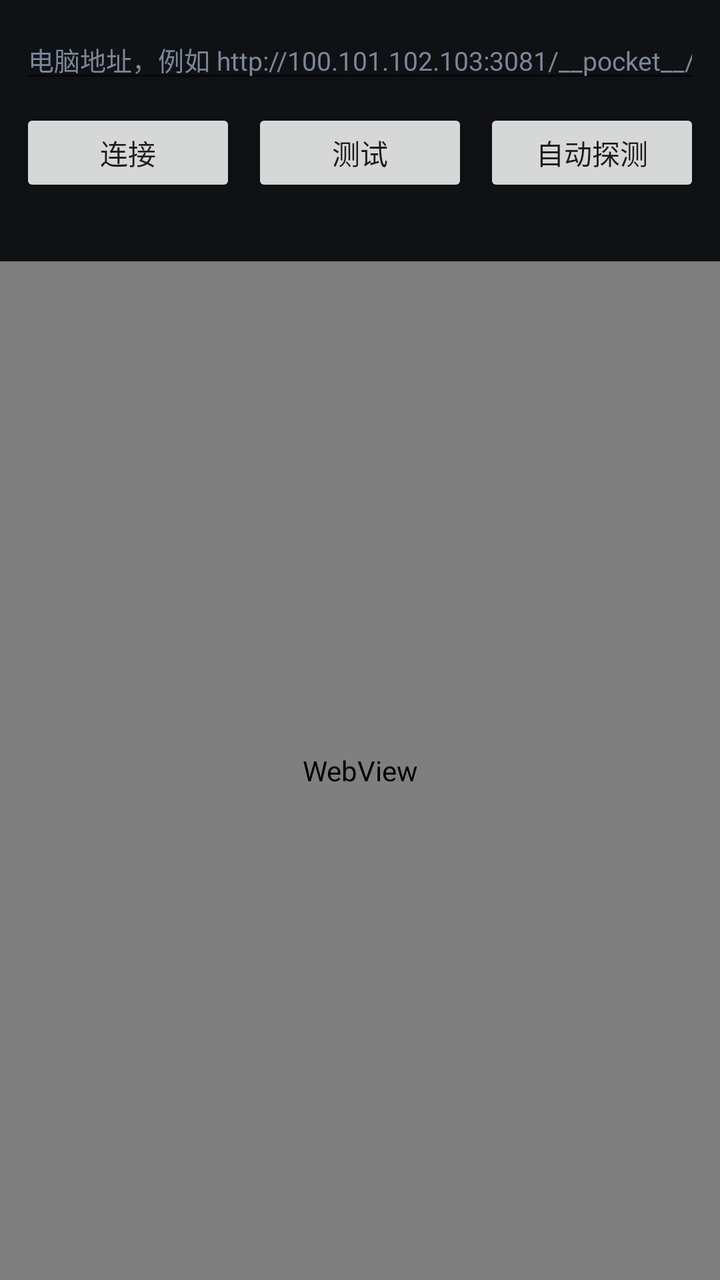
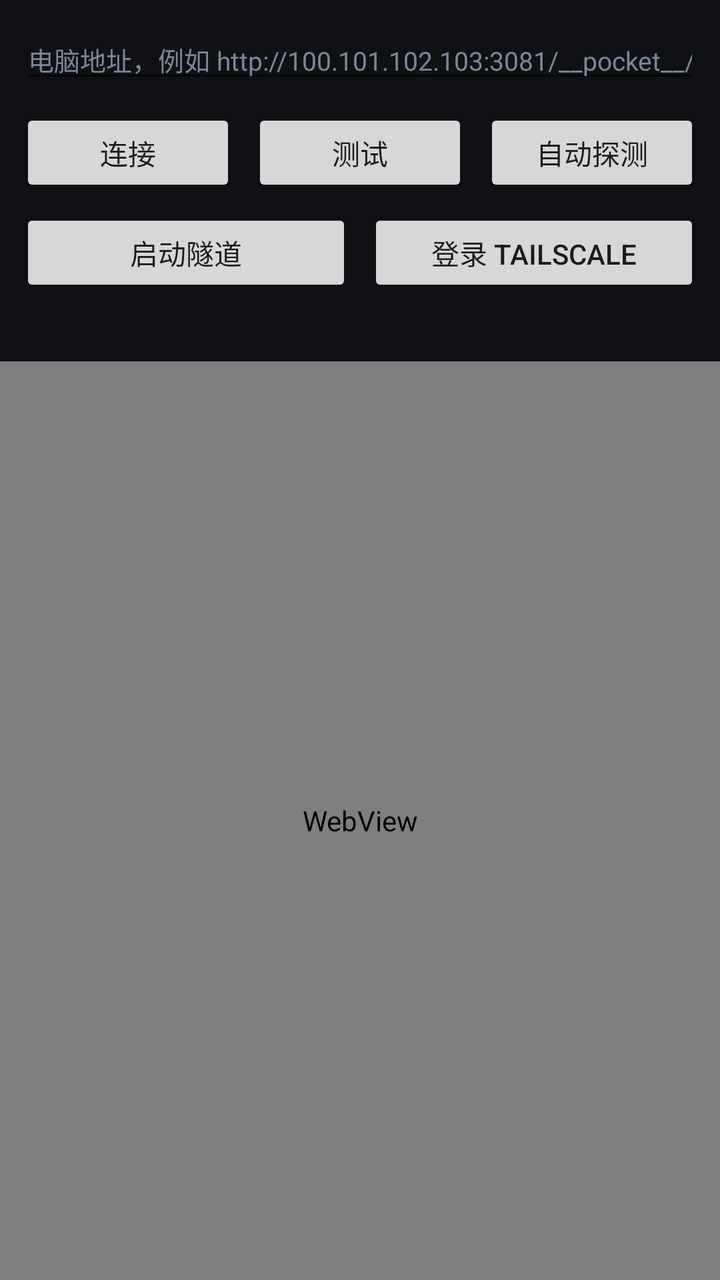

Before-and-after screenshots of an Android layout around one commit, followed by the original layout XML and the change that was made.
<!-- AndroidManifest.xml: application theme Theme.DshPocket -->
<!-- res/layout/activity_main.xml -->
<?xml version="1.0" encoding="utf-8"?>
<LinearLayout xmlns:android="http://schemas.android.com/apk/res/android"
    android:layout_width="match_parent"
    android:layout_height="match_parent"
    android:orientation="vertical"
    android:background="#0f1115">

    <LinearLayout
        android:layout_width="match_parent"
        android:layout_height="wrap_content"
        android:orientation="vertical"
        android:padding="10dp">

        <EditText
            android:id="@+id/url"
            android:layout_width="match_parent"
            android:layout_height="wrap_content"
            android:autofillHints="url"
            android:hint="@string/url_hint"
            android:inputType="textUri"
            android:maxLines="1"
            android:textColor="#e7ecf5"
            android:textColorHint="#7c8798"
            android:textSize="13sp" />

        <LinearLayout
            android:layout_width="match_parent"
            android:layout_height="wrap_content"
            android:layout_marginTop="8dp"
            android:orientation="horizontal">

            <Button
                android:id="@+id/connect"
                android:layout_width="0dp"
                android:layout_height="44dp"
                android:layout_weight="1"
                android:text="@string/connect" />

            <Button
                android:id="@+id/probe"
                android:layout_width="0dp"
                android:layout_height="44dp"
                android:layout_marginStart="8dp"
                android:layout_weight="1"
                android:text="@string/probe" />

            <Button
                android:id="@+id/detect"
                android:layout_width="0dp"
                android:layout_height="44dp"
                android:layout_marginStart="8dp"
                android:layout_weight="1"
                android:text="@string/detect" />
        </LinearLayout>

        <TextView
            android:id="@+id/status"
            android:layout_width="match_parent"
            android:layout_height="wrap_content"
            android:layout_marginTop="6dp"
            android:textColor="#8b96a8"
            android:textSize="12sp" />
    </LinearLayout>

    <WebView
        android:id="@+id/web"
        android:layout_width="match_parent"
        android:layout_height="0dp"
        android:layout_weight="1" />
</LinearLayout>
<!-- resources referenced by this layout -->
<resources>
  <string name="connect">连接</string>
  <string name="detect">自动探测</string>
  <string name="probe">测试</string>
  <string name="url_hint">电脑地址，例如 http://100.101.102.103:3081/__pocket__/</string>
  <style name="Theme.DshPocket" parent="Theme.AppCompat.DayNight.NoActionBar">
          <item name="android:statusBarColor">#0f1115</item>
          <item name="android:navigationBarColor">#0f1115</item>
          <item name="android:windowBackground">#0f1115</item>
      </style>
</resources>

<!-- the commit's change to res/layout/activity_main.xml (unified diff, before → after) -->
@@ -53,6 +53,28 @@
                 android:text="@string/detect" />
         </LinearLayout>
 
+        <LinearLayout
+            android:layout_width="match_parent"
+            android:layout_height="wrap_content"
+            android:layout_marginTop="6dp"
+            android:orientation="horizontal">
+
+            <Button
+                android:id="@+id/tunnel"
+                android:layout_width="0dp"
+                android:layout_height="44dp"
+                android:layout_weight="1"
+                android:text="@string/tunnel" />
+
+            <Button
+                android:id="@+id/login"
+                android:layout_width="0dp"
+                android:layout_height="44dp"
+                android:layout_marginStart="8dp"
+                android:layout_weight="1"
+                android:text="@string/login" />
+        </LinearLayout>
+
         <TextView
             android:id="@+id/status"
             android:layout_width="match_parent"
<!-- resource entries referenced after the edit -->
@@ -2,7 +2,9 @@
 <resources>
   <string name="connect">连接</string>
   <string name="detect">自动探测</string>
+  <string name="login">登录 Tailscale</string>
   <string name="probe">测试</string>
+  <string name="tunnel">启动隧道</string>
   <string name="url_hint">电脑地址，例如 http://100.101.102.103:3081/__pocket__/</string>
   <style name="Theme.DshPocket" parent="Theme.AppCompat.DayNight.NoActionBar">
           <item name="android:statusBarColor">#0f1115</item>
